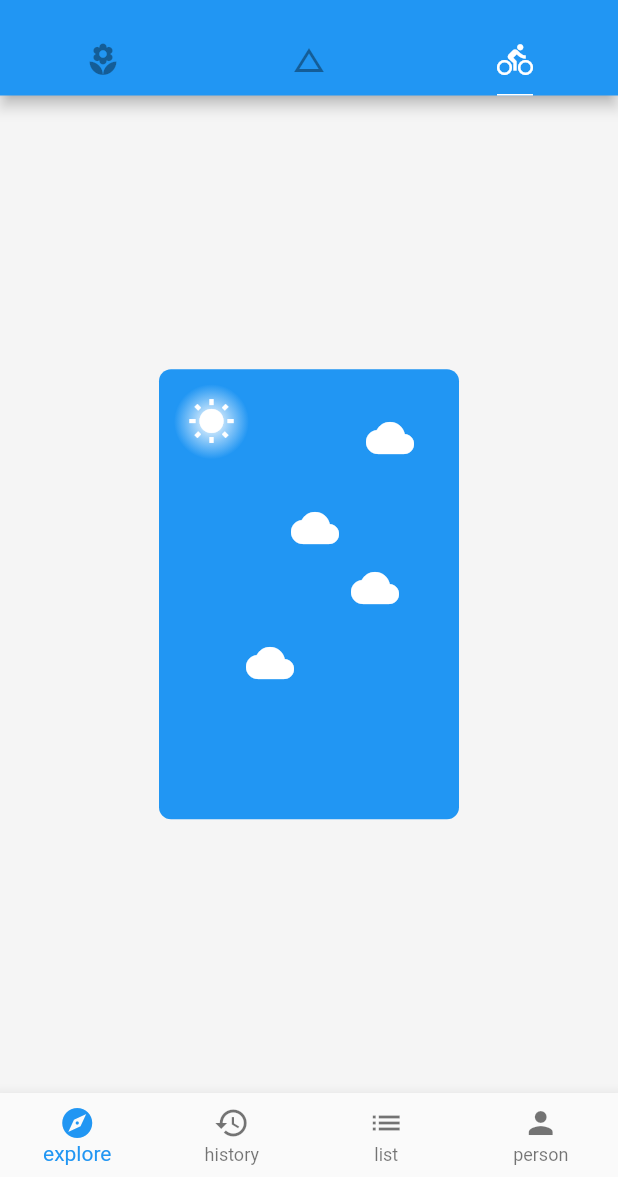
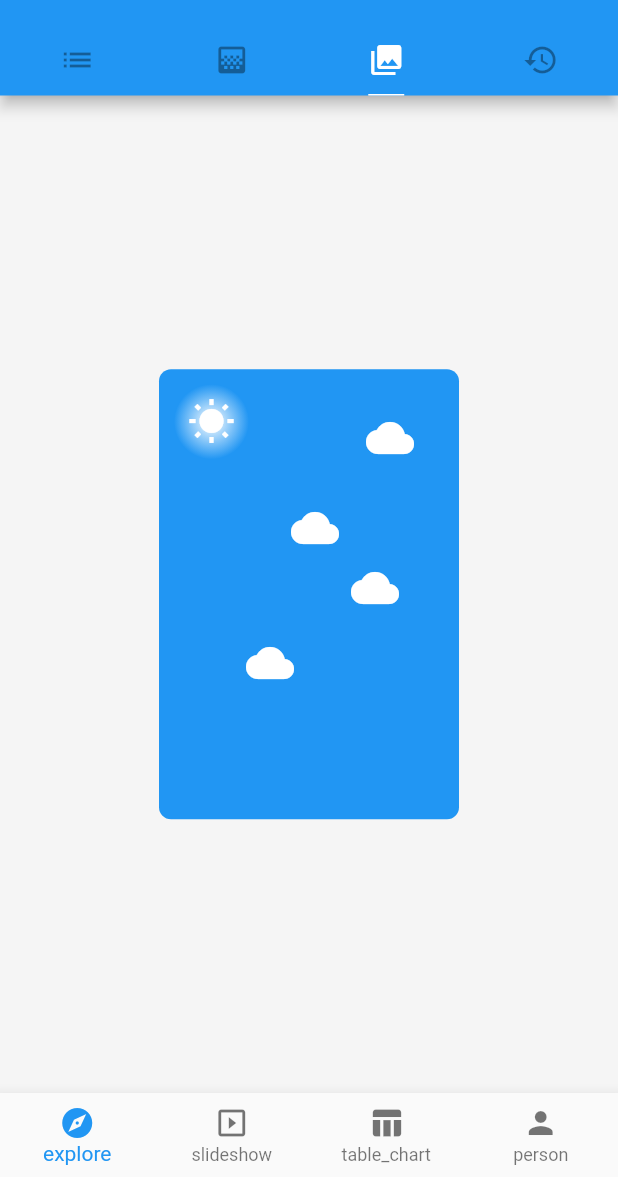
Before and after one commit to 390057892/flutter_widght, a Flutter app: the screen it shows after launch, tab 3 chosen, on a phone screen of 412 x 824 dp, the part 59-1236 px from its top. Run offline on Flutter 3.47's test engine with Material 2 defaults, Android fonts, the phone set to English and light mode, and no system bars; network calls fail.

Commit message:
合并代码

```diff
--- a/widght_flutter/lib/demo/bottom_navigation_bar_demo.dart
+++ b/widght_flutter/lib/demo/bottom_navigation_bar_demo.dart
@@ -28,12 +28,12 @@ class _BottomNavigationBarDemoState extends State<BottomNavigationBarDemo> {
           title: Text('explore'),
         ),
         BottomNavigationBarItem(
-          icon: Icon(Icons.history),
-          title: Text('history'),
+          icon: Icon(Icons.slideshow),
+          title: Text('slideshow'),
         ),
         BottomNavigationBarItem(
-          icon: Icon(Icons.list),
-          title: Text('list'),
+          icon: Icon(Icons.table_chart),
+          title: Text('table_chart'),
         ),
         BottomNavigationBarItem(
           icon: Icon(Icons.person),
--- a/widght_flutter/lib/main.dart
+++ b/widght_flutter/lib/main.dart
@@ -27,7 +27,7 @@ class Home extends StatelessWidget {
   @override
   Widget build(BuildContext context) {
     return DefaultTabController(
-      length: 3,
+      length: 4,
       child: Scaffold(
           backgroundColor: Colors.grey[100],
           appBar: AppBar(
@@ -46,11 +46,12 @@ class Home extends StatelessWidget {
               indicatorSize: TabBarIndicatorSize.label,
               indicatorWeight: 1.0,
               tabs: <Widget>[
-                Tab(icon: Icon(Icons.local_florist)),
-                Tab(icon: Icon(Icons.change_history)),
+                Tab(icon: Icon(Icons.list)),
+                Tab(icon: Icon(Icons.gradient)),
                 Tab(
-                  icon: Icon(Icons.directions_bike),
-                )
+                  icon: Icon(Icons.photo_library),
+                ),
+                Tab(icon: Icon(Icons.history)),
               ],
             ),
           ),
@@ -59,6 +60,7 @@ class Home extends StatelessWidget {
               ListViewDemo(),
               BasicDemo(),
               LayoutDemo(),
+              LayoutDemo(),
             ],
           ),
           drawer: DrawerDemo(),
```
